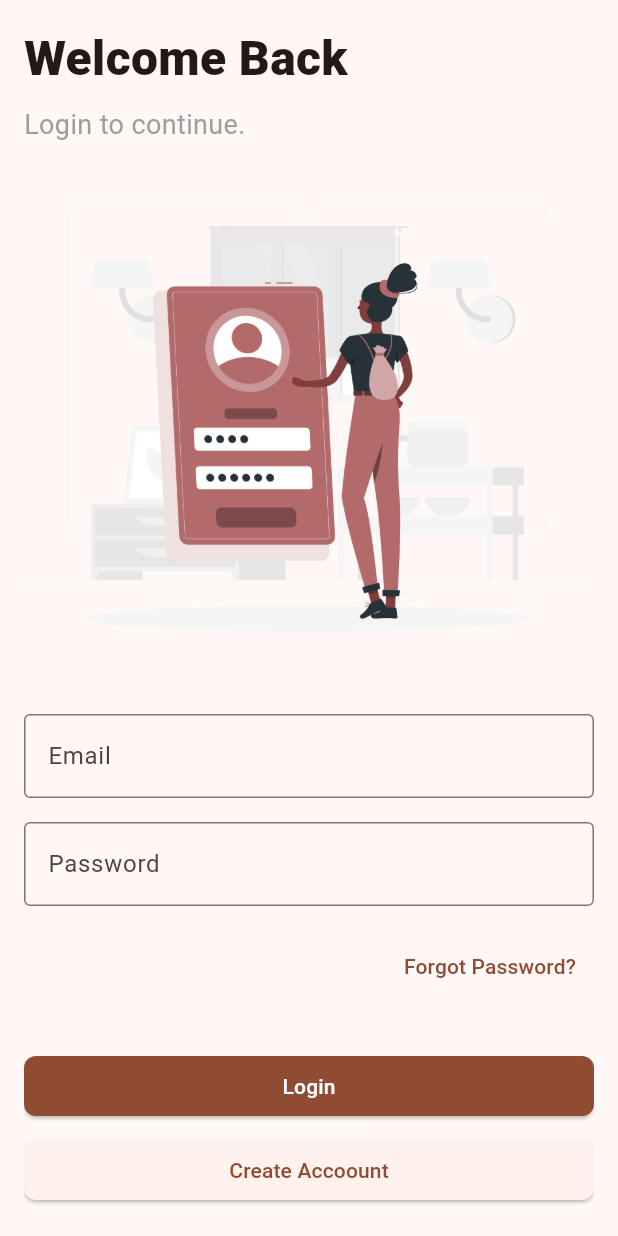
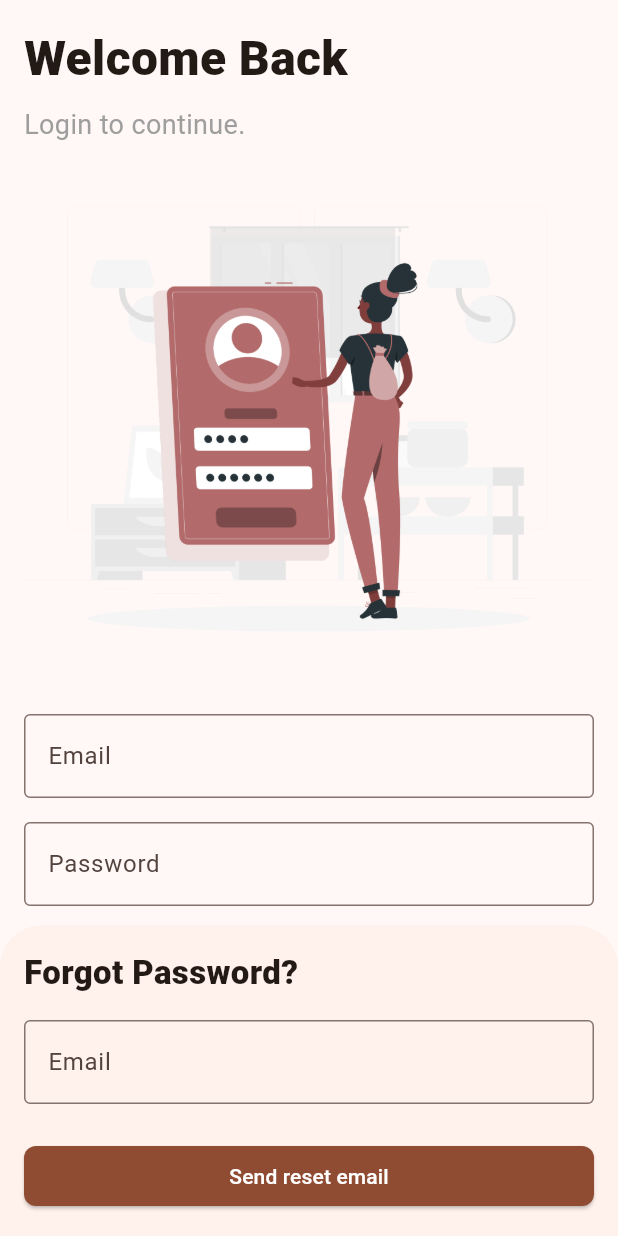
Before and after one commit to diilshadkt/coffe-zone, a Flutter app: the screen it shows after launch, after a tap on "Login", after a tap on "Forgot Password?", on a phone screen of 412 x 824 dp. Run offline on Flutter 3.47's test engine with Material 3 defaults, Android fonts, the phone set to English and light mode, and no system bars; our stand-ins replace firebase_auth, firebase_core, flutter_hooks, get_it, go_router; accounts and stored records are empty.

Commit message:
Completed auth feature

```diff
--- a/lib/features/auth/view/pages/login_page.dart
+++ b/lib/features/auth/view/pages/login_page.dart
@@ -3,6 +3,7 @@ import 'package:coffee_zone/core/widgets/button_widget.dart';
 import 'package:coffee_zone/core/widgets/text_field_widget.dart';
 import 'package:coffee_zone/features/auth/controller/auth_controller.dart';
 import 'package:coffee_zone/features/auth/view/pages/signup_page.dart';
+import 'package:coffee_zone/features/auth/view/widgets/forgot_password_bottom_sheet_widget.dart';
 import 'package:coffee_zone/gen/assets.gen.dart';
 import 'package:flutter/material.dart';
 import 'package:flutter_hooks/flutter_hooks.dart';
@@ -14,19 +15,23 @@ class LoginPage extends HookWidget {
 
   @override
   Widget build(BuildContext context) {
-    final formKey = useMemoized(() => GlobalKey<FormState>());
+    final loginFormKey = useMemoized(() => GlobalKey<FormState>());
+    final forgotFormKey = useMemoized(() => GlobalKey<FormState>());
+
     final emailController = useTextEditingController();
     final passwordController = useTextEditingController();
+    final forgotEmailController = useTextEditingController();
 
     final isLoadingState = useState(false);
 
     return Scaffold(
-      body: SafeArea(
+      body: Builder(builder: (context) {
+        return SafeArea(
           child: Container(
             padding: const EdgeInsets.all(16),
             width: double.infinity,
             child: Form(
-            key: formKey,
+              key: loginFormKey,
               child: ListView(
                 children: [
                   Text(
@@ -65,7 +70,16 @@ class LoginPage extends HookWidget {
                   Align(
                     alignment: Alignment.centerRight,
                     child: TextButton(
-                    onPressed: () {},
+                      onPressed: () {
+                        showBottomSheet(
+                            context: context,
+                            builder: (context) {
+                              return ForgotPasswordBottomSheetWidget(
+                                  forgotEmailController: forgotEmailController,
+                                  forgotFormKey: forgotFormKey,
+                                  isLoadingState: isLoadingState);
+                            });
+                      },
                       child: Text(
                         context.text.forgotPasswordLink,
                       ),
@@ -78,7 +92,7 @@ class LoginPage extends HookWidget {
                       onPressed: () async {
                         isLoadingState.value = true;
 
-                      if (formKey.currentState!.validate()) {
+                        if (loginFormKey.currentState!.validate()) {
                           await AuthController().login(
                               emailController.text, passwordController.text);
                         }
@@ -114,7 +128,8 @@ class LoginPage extends HookWidget {
               ),
             ),
           ),
-      ),
+        );
+      }),
     );
   }
 }
--- /dev/null
+++ b/lib/features/auth/view/widgets/forgot_password_bottom_sheet_widget.dart
@@ -0,0 +1,76 @@
+import 'package:coffee_zone/core/extensions/localization_extension.dart';
+import 'package:coffee_zone/core/widgets/button_widget.dart';
+import 'package:coffee_zone/core/widgets/text_field_widget.dart';
+import 'package:coffee_zone/features/auth/controller/auth_controller.dart';
+import 'package:flutter/material.dart';
+
+class ForgotPasswordBottomSheetWidget extends StatelessWidget {
+  const ForgotPasswordBottomSheetWidget({
+    super.key,
+    required this.forgotEmailController,
+    required this.forgotFormKey,
+    required this.isLoadingState,
+  });
+
+  final TextEditingController forgotEmailController;
+  final GlobalKey<FormState> forgotFormKey;
+  final ValueNotifier<bool> isLoadingState;
+
+  @override
+  Widget build(BuildContext context) {
+    return BottomSheet(onClosing: () {
+      forgotEmailController.clear();
+    }, builder: (context) {
+      return Form(
+        key: forgotFormKey,
+        child: Padding(
+          padding: const EdgeInsets.all(16),
+          child: Column(
+            mainAxisSize: MainAxisSize.min,
+            crossAxisAlignment: CrossAxisAlignment.start,
+            children: [
+              Text(context.text.forgotPasswordLink,
+                  style: const TextStyle(
+                    fontSize: 22,
+                    fontWeight: FontWeight.w800,
+                  )),
+              const SizedBox(height: 16),
+              TextFieldWidget(
+                label: context.text.emailFieldLabel,
+                validator: AuthController().validateEmail,
+                controller: forgotEmailController,
+              ),
+              const SizedBox(height: 24),
+              SizedBox(
+                width: double.infinity,
+                child: ButtonWidget(
+                  onPressed: () async {
+                    isLoadingState.value = true;
+
+                    if (forgotFormKey.currentState!.validate()) {
+                      AuthController()
+                          .forgotPassword(forgotEmailController.text);
+                    }
+
+                    isLoadingState.value = false;
+                  },
+                  child: isLoadingState.value
+                      ? const Center(
+                          child: SizedBox(
+                            height: 16,
+                            width: 16,
+                            child: CircularProgressIndicator(
+                              color: Colors.white,
+                            ),
+                          ),
+                        )
+                      : Text(context.text.sendResetEmailBtnLabel),
+                ),
+              )
+            ],
+          ),
+        ),
+      );
+    });
+  }
+}
--- a/lib/l10n/app_en.arb
+++ b/lib/l10n/app_en.arb
@@ -20,5 +20,14 @@
     "passwordShortError": "Password must have atleast 8 characters",
     "confirmNotMatchError":"Password do not match",
     "invalidEmailError": "Invalid email address",
-    "confirmRequiredError": "Confirm password is required"
+    "confirmRequiredError": "Confirm password is required",
+    "sendResetEmailBtnLabel": "Send reset email",
+    "verficationMailSentMessage": "Verification email sent to the email address. Please check your mail.",
+    "cannotSignupError": "Cannot create account. Try again",
+    "emailNotVerified": "Your email is not verified. Please verify email to login.",
+    "cannotLoginError": "Cannot login. Try again",
+    "cannotLogoutError": "Cannot logout. Try again",
+    "passwordResetSentMessage": "Password reset link is sent to your account",
+    "cannotResetPasswordError": "Cannot reset your password. Try again"
+
 }
--- a/lib/l10n/gen/app_localizations.dart
+++ b/lib/l10n/gen/app_localizations.dart
@@ -222,6 +222,54 @@ abstract class AppLocalizations {
   /// In en, this message translates to:
   /// **'Confirm password is required'**
   String get confirmRequiredError;
+
+  /// No description provided for @sendResetEmailBtnLabel.
+  ///
+  /// In en, this message translates to:
+  /// **'Send reset email'**
+  String get sendResetEmailBtnLabel;
+
+  /// No description provided for @verficationMailSentMessage.
+  ///
+  /// In en, this message translates to:
+  /// **'Verification email sent to the email address. Please check your mail.'**
+  String get verficationMailSentMessage;
+
+  /// No description provided for @cannotSignupError.
+  ///
+  /// In en, this message translates to:
+  /// **'Cannot create account. Try again'**
+  String get cannotSignupError;
+
+  /// No description provided for @emailNotVerified.
+  ///
+  /// In en, this message translates to:
+  /// **'Your email is not verified. Please verify email to login.'**
+  String get emailNotVerified;
+
+  /// No description provided for @cannotLoginError.
+  ///
+  /// In en, this message translates to:
+  /// **'Cannot login. Try again'**
+  String get cannotLoginError;
+
+  /// No description provided for @cannotLogoutError.
+  ///
+  /// In en, this message translates to:
+  /// **'Cannot logout. Try again'**
+  String get cannotLogoutError;
+
+  /// No description provided for @passwordResetSentMessage.
+  ///
+  /// In en, this message translates to:
+  /// **'Password reset link is sent to your account'**
+  String get passwordResetSentMessage;
+
+  /// No description provided for @cannotResetPasswordError.
+  ///
+  /// In en, this message translates to:
+  /// **'Cannot reset your password. Try again'**
+  String get cannotResetPasswordError;
 }
 
 class _AppLocalizationsDelegate extends LocalizationsDelegate<AppLocalizations> {
--- a/lib/l10n/gen/app_localizations_en.dart
+++ b/lib/l10n/gen/app_localizations_en.dart
@@ -69,4 +69,28 @@ class AppLocalizationsEn extends AppLocalizations {
 
   @override
   String get confirmRequiredError => 'Confirm password is required';
+
+  @override
+  String get sendResetEmailBtnLabel => 'Send reset email';
+
+  @override
+  String get verficationMailSentMessage => 'Verification email sent to the email address. Please check your mail.';
+
+  @override
+  String get cannotSignupError => 'Cannot create account. Try again';
+
+  @override
+  String get emailNotVerified => 'Your email is not verified. Please verify email to login.';
+
+  @override
+  String get cannotLoginError => 'Cannot login. Try again';
+
+  @override
+  String get cannotLogoutError => 'Cannot logout. Try again';
+
+  @override
+  String get passwordResetSentMessage => 'Password reset link is sent to your account';
+
+  @override
+  String get cannotResetPasswordError => 'Cannot reset your password. Try again';
 }
--- a/lib/main.dart
+++ b/lib/main.dart
@@ -15,7 +15,7 @@ void main() async {
 
   DependencyInjection.registerDependencies();
 
-  Firebase.initializeApp(
+  await Firebase.initializeApp(
     options: DefaultFirebaseOptions.currentPlatform,
   );
 
```
Also changed, not shown: lib/features/auth/controller/auth_controller.dart (+19 -9 lines), lib/features/nav/pages/navigation_page.dart (+11 -1 lines). Lines whose indentation alone changed are shown as unchanged.
